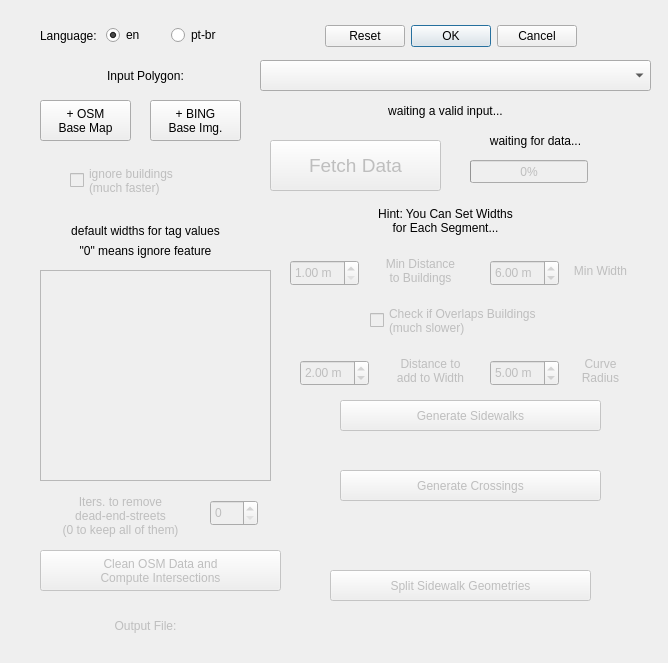
Above: osm_sidewalkreator_dialog_base.ui from kauevestena/osm_sidewalkreator before the change. Below: the same form after it.
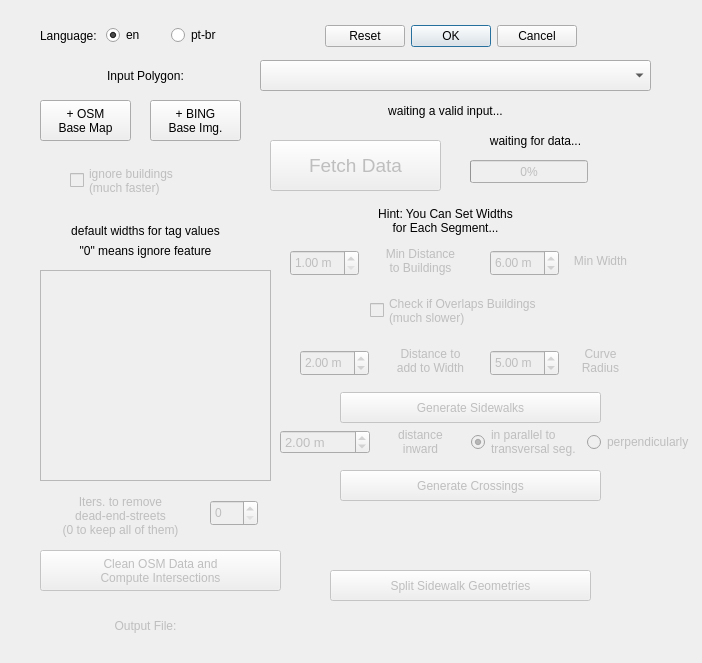
That is the form after the change. Custom widgets are drawn as their Qt base class.

```diff
--- a/osm_sidewalkreator_dialog_base.ui
+++ b/osm_sidewalkreator_dialog_base.ui
@@ -6,7 +6,7 @@
    <rect>
     <x>0</x>
     <y>0</y>
-    <width>668</width>
+    <width>702</width>
     <height>663</height>
    </rect>
   </property>
@@ -324,7 +324,7 @@
    <property name="geometry">
     <rect>
      <x>340</x>
-     <y>400</y>
+     <y>392</y>
      <width>261</width>
      <height>31</height>
     </rect>
@@ -369,7 +369,7 @@
    <property name="geometry">
     <rect>
      <x>370</x>
-     <y>300</y>
+     <y>290</y>
      <width>241</width>
      <height>41</height>
     </rect>
@@ -435,7 +435,7 @@
    <property name="geometry">
     <rect>
      <x>290</x>
-     <y>260</y>
+     <y>250</y>
      <width>69</width>
      <height>26</height>
     </rect>
@@ -466,7 +466,7 @@
    <property name="geometry">
     <rect>
      <x>490</x>
-     <y>360</y>
+     <y>350</y>
      <width>69</width>
      <height>26</height>
     </rect>
@@ -513,7 +513,7 @@
    <property name="geometry">
     <rect>
      <x>370</x>
-     <y>250</y>
+     <y>240</y>
      <width>101</width>
      <height>41</height>
     </rect>
@@ -533,7 +533,7 @@
    <property name="geometry">
     <rect>
      <x>550</x>
-     <y>350</y>
+     <y>340</y>
      <width>101</width>
      <height>41</height>
     </rect>
@@ -553,7 +553,7 @@
    <property name="geometry">
     <rect>
      <x>380</x>
-     <y>350</y>
+     <y>340</y>
      <width>101</width>
      <height>41</height>
     </rect>
@@ -573,7 +573,7 @@
    <property name="geometry">
     <rect>
      <x>300</x>
-     <y>360</y>
+     <y>350</y>
      <width>69</width>
      <height>26</height>
     </rect>
@@ -607,7 +607,7 @@
    <property name="geometry">
     <rect>
      <x>490</x>
-     <y>260</y>
+     <y>250</y>
      <width>69</width>
      <height>26</height>
     </rect>
@@ -644,7 +644,7 @@
    <property name="geometry">
     <rect>
      <x>550</x>
-     <y>250</y>
+     <y>240</y>
      <width>101</width>
      <height>41</height>
     </rect>
@@ -777,6 +777,102 @@
     <bool>false</bool>
    </property>
   </widget>
+  <widget class="QWidget" name="">
+   <property name="geometry">
+    <rect>
+     <x>280</x>
+     <y>420</y>
+     <width>414</width>
+     <height>44</height>
+    </rect>
+   </property>
+   <layout class="QHBoxLayout" name="horizontalLayout_3">
+    <item>
+     <widget class="QDoubleSpinBox" name="d_to_add_inward_box">
+      <property name="enabled">
+       <bool>false</bool>
+      </property>
+      <property name="font">
+       <font>
+        <pointsize>10</pointsize>
+       </font>
+      </property>
+      <property name="prefix">
+       <string/>
+      </property>
+      <property name="suffix">
+       <string> m</string>
+      </property>
+      <property name="decimals">
+       <number>2</number>
+      </property>
+      <property name="minimum">
+       <double>0.000000000000000</double>
+      </property>
+      <property name="maximum">
+       <double>4.000000000000000</double>
+      </property>
+      <property name="singleStep">
+       <double>0.100000000000000</double>
+      </property>
+      <property name="value">
+       <double>2.000000000000000</double>
+      </property>
+     </widget>
+    </item>
+    <item>
+     <widget class="QLabel" name="label_inward_d">
+      <property name="enabled">
+       <bool>false</bool>
+      </property>
+      <property name="text">
+       <string>distance
+inward</string>
+      </property>
+      <property name="alignment">
+       <set>Qt::AlignCenter</set>
+      </property>
+     </widget>
+    </item>
+    <item>
+     <layout class="QHBoxLayout" name="horizontalLayout_2">
+      <item>
+       <widget class="QRadioButton" name="opt_parallel_crossings">
+        <property name="enabled">
+         <bool>false</bool>
+        </property>
+        <property name="text">
+         <string>in parallel to
+transversal seg.</string>
+        </property>
+        <property name="checkable">
+         <bool>true</bool>
+        </property>
+        <property name="checked">
+         <bool>true</bool>
+        </property>
+       </widget>
+      </item>
+      <item>
+       <widget class="QRadioButton" name="opt_perp_crossings">
+        <property name="enabled">
+         <bool>false</bool>
+        </property>
+        <property name="layoutDirection">
+         <enum>Qt::LeftToRight</enum>
+        </property>
+        <property name="text">
+         <string>perpendicularly</string>
+        </property>
+        <property name="checkable">
+         <bool>true</bool>
+        </property>
+       </widget>
+      </item>
+     </layout>
+    </item>
+   </layout>
+  </widget>
  </widget>
  <customwidgets>
   <customwidget>
```
